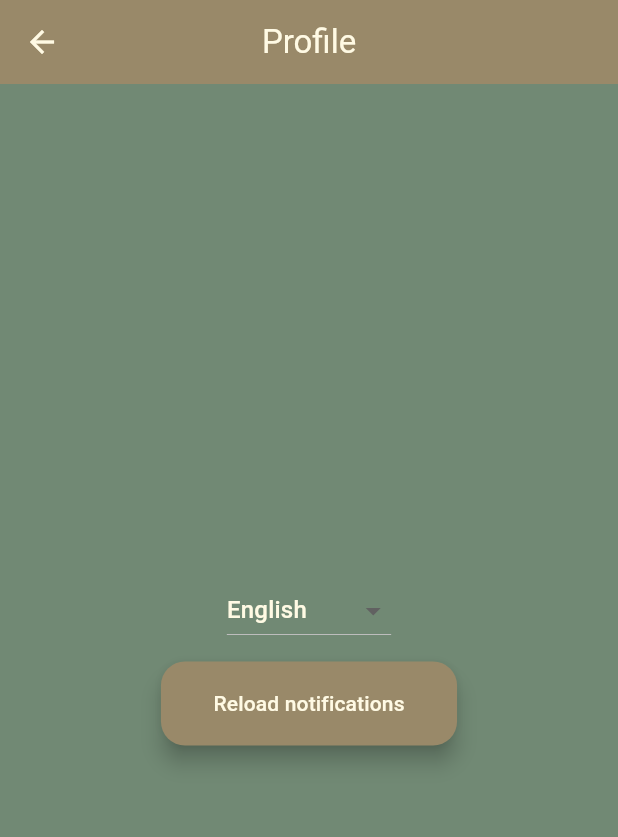
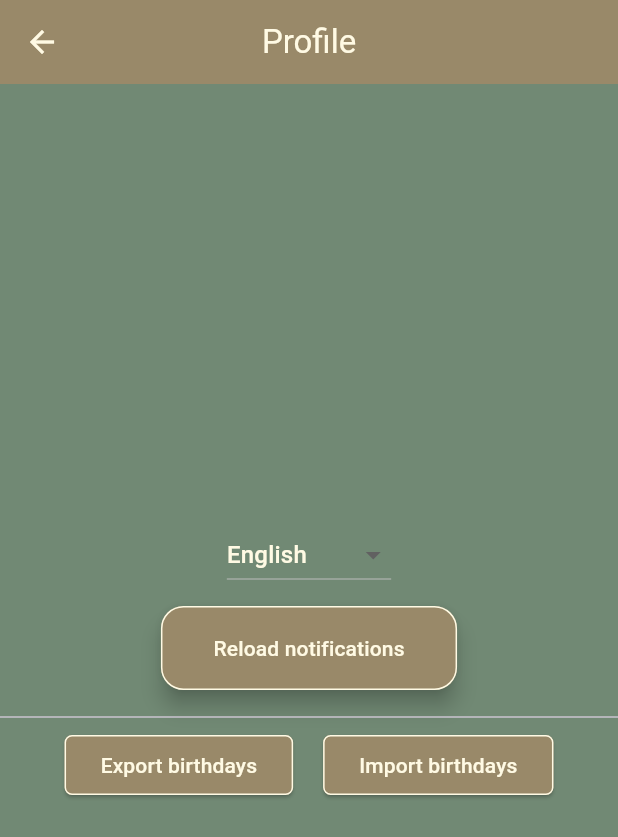
Before and after one commit to WhyAnge1/cakedayreminder, a Flutter app: the ProfilePage screen opened directly, on a phone screen of 412 x 824 dp. Shown: the top 837 px of the screen. Run offline on Flutter 3.47's test engine with Material 3 defaults, Android fonts, the phone set to English and light mode, and no system bars; our stand-ins replace file_picker, floor, flutter_local_notifications, get, get_it, share_plus and 2 more; missing offline and left inert: excel, flutter_gradient_animation_text, glowy_borders; accounts and stored records are empty; generated files the repository leaves out were written again; statements that could not run were skipped.

Commit message:
Add export birthdays to xml feature Moved import to profile page

```diff
--- /dev/null
+++ b/lib/business_logic/export/export_provider.dart
@@ -0,0 +1,16 @@
+import 'package:cakeday_reminder/business_logic/birthday/birthday_service.dart';
+import 'package:cakeday_reminder/business_logic/export/export_service.dart';
+import 'package:cakeday_reminder/main.dart';
+import 'package:flutter/material.dart';
+
+class ExportProvider extends ChangeNotifier {
+  final _exportService = getIt.get<ExportService>();
+  final _birthdayService = getIt.get<BirthdayService>();
+
+  Future<bool> exportBirthdaysAsXml() async {
+    final birthdays = await _birthdayService.getAllBirthdays();
+    final result = await _exportService.exportBirthdaysToXml(birthdays);
+
+    return result;
+  }
+}
--- a/lib/main.dart
+++ b/lib/main.dart
@@ -1,5 +1,7 @@
 import 'package:cakeday_reminder/business_logic/birthday/birthday_provider.dart';
 import 'package:cakeday_reminder/business_logic/birthday/birthday_service.dart';
+import 'package:cakeday_reminder/business_logic/export/export_provider.dart';
+import 'package:cakeday_reminder/business_logic/export/export_service.dart';
 import 'package:cakeday_reminder/business_logic/import/import_provider.dart';
 import 'package:cakeday_reminder/business_logic/import/import_service.dart';
 import 'package:cakeday_reminder/business_logic/notifications/notification_provider.dart';
@@ -30,6 +32,7 @@ void main() {
 
 void registerDependencies() {
   getIt.registerSingleton(ImportService());
+  getIt.registerSingleton(ExportService());
   getIt.registerSingleton(NotificationService());
   getIt.registerSingleton(BirthdayService());
 }
@@ -80,6 +83,7 @@ class MyApp extends StatelessWidget {
         ChangeNotifierProvider(create: (context) => BirthdayProvider()),
         ChangeNotifierProvider(create: (context) => NotificationProvider()),
         ChangeNotifierProvider(create: (context) => ImportProvider()),
+        ChangeNotifierProvider(create: (context) => ExportProvider()),
       ],
       child: GetMaterialApp(
         translations: Messages(),
--- a/lib/ui/profile/profile_page.dart
+++ b/lib/ui/profile/profile_page.dart
@@ -1,6 +1,9 @@
+import 'package:cakeday_reminder/business_logic/export/export_provider.dart';
+import 'package:cakeday_reminder/business_logic/import/import_provider.dart';
 import 'package:cakeday_reminder/business_logic/notifications/notification_provider.dart';
 import 'package:cakeday_reminder/ui/resources/app_colors.dart';
 import 'package:collection/collection.dart';
+import 'package:file_picker/file_picker.dart';
 import 'package:flutter/material.dart';
 import 'package:flutter/widgets.dart';
 import 'package:get/get.dart';
@@ -39,9 +42,9 @@ class _ProfilePageState extends State<ProfilePage> {
         centerTitle: true,
         backgroundColor: AppColors.lion,
         foregroundColor: AppColors.cornsilk,
-        title: Text(
+        title: const Text(
           'Profile',
-          style: const TextStyle(
+          style: TextStyle(
             color: AppColors.cornsilk,
           ),
         ),
@@ -82,6 +85,13 @@ class _ProfilePageState extends State<ProfilePage> {
                       ),
                       const SizedBox(height: 10.0),
                       FloatingActionButton.extended(
+                        shape: RoundedRectangleBorder(
+                          borderRadius: BorderRadius.circular(15.0),
+                          side: const BorderSide(
+                            color: AppColors.cornsilk,
+                            width: 1,
+                          ),
+                        ),
                         backgroundColor: AppColors.lion,
                         label: const Padding(
                           padding: EdgeInsets.symmetric(
@@ -96,6 +106,52 @@ class _ProfilePageState extends State<ProfilePage> {
                           ),
                         ),
                         onPressed: _reloadNotifications,
+                      ),
+                      const SizedBox(height: 10.0),
+                      const Divider(),
+                      Row(
+                        mainAxisAlignment: MainAxisAlignment.center,
+                        children: [
+                          ElevatedButton(
+                            onPressed: _exportBirthdays,
+                            style: ElevatedButton.styleFrom(
+                              backgroundColor: AppColors.lion,
+                              shape: RoundedRectangleBorder(
+                                borderRadius: BorderRadius.circular(5.0),
+                                side: const BorderSide(
+                                  color: AppColors.cornsilk,
+                                  width: 1,
+                                ),
+                              ),
+                            ),
+                            child: const Text(
+                              'Export birthdays',
+                              style: TextStyle(
+                                color: AppColors.cornsilk,
+                              ),
+                            ),
+                          ),
+                          const SizedBox(width: 20.0),
+                          ElevatedButton(
+                            onPressed: _importBirthdays,
+                            style: ElevatedButton.styleFrom(
+                              backgroundColor: AppColors.lion,
+                              shape: RoundedRectangleBorder(
+                                borderRadius: BorderRadius.circular(5.0),
+                                side: const BorderSide(
+                                  color: AppColors.cornsilk,
+                                  width: 1,
+                                ),
+                              ),
+                            ),
+                            child: const Text(
+                              'Import birthdays',
+                              style: TextStyle(
+                                color: AppColors.cornsilk,
+                              ),
+                            ),
+                          ),
+                        ],
                       ),
                     ],
                   ),
@@ -117,4 +173,33 @@ class _ProfilePageState extends State<ProfilePage> {
   Future _reloadNotifications() async {
     await context.read<NotificationProvider>().reloadNotifications();
   }
+
+  Future _importBirthdays() async {
+    final result = await FilePicker.platform.pickFiles(
+      type: FileType.custom,
+      allowedExtensions: ['xlsx', 'xls'],
+    );
+
+    final filePath = result?.files.single.path;
+
+    if (filePath != null) {
+      final result = await context
+          .read<ImportProvider>()
+          .importBirthdaysFromFile(filePath);
+
+      if (context.mounted) {
+        ScaffoldMessenger.of(context).showSnackBar(
+          SnackBar(
+            content: Text(result
+                ? 'cakedays_imported_successfully'.tr
+                : 'failed_to_import_cakedays'.tr),
+          ),
+        );
+      }
+    }
+  }
+
+  Future _exportBirthdays() async {
+    await context.read<ExportProvider>().exportBirthdaysAsXml();
+  }
 }
--- a/pubspec.yaml
+++ b/pubspec.yaml
@@ -2,7 +2,7 @@ name: cakeday_reminder
 description: A new Flutter project.
 publish_to: 'none'
 
-version: 1.0.0+1
+version: 0.1.0+1
 
 environment:
   sdk: '>=3.1.1 <4.0.0'
@@ -30,6 +30,8 @@ dependencies:
   provider: ^6.1.2
   flutter_local_notifications: ^17.0.0
   timezone: ^0.9.2
+  share_plus: ^8.0.3
+  path_provider: ^2.1.3
 
 dev_dependencies:
   flutter_test:
```
Also changed, not shown: lib/business_logic/birthday/birthday_service.dart (+4 -5 lines), lib/business_logic/export/export_service.dart (added, +60 -0 lines), lib/ui/create_birthday/create_birthday_page.dart (+7 -36 lines), lib/ui/edit_birthday/edit_birthday_page.dart (+7 -0 lines), pubspec.lock, 9 other files.
